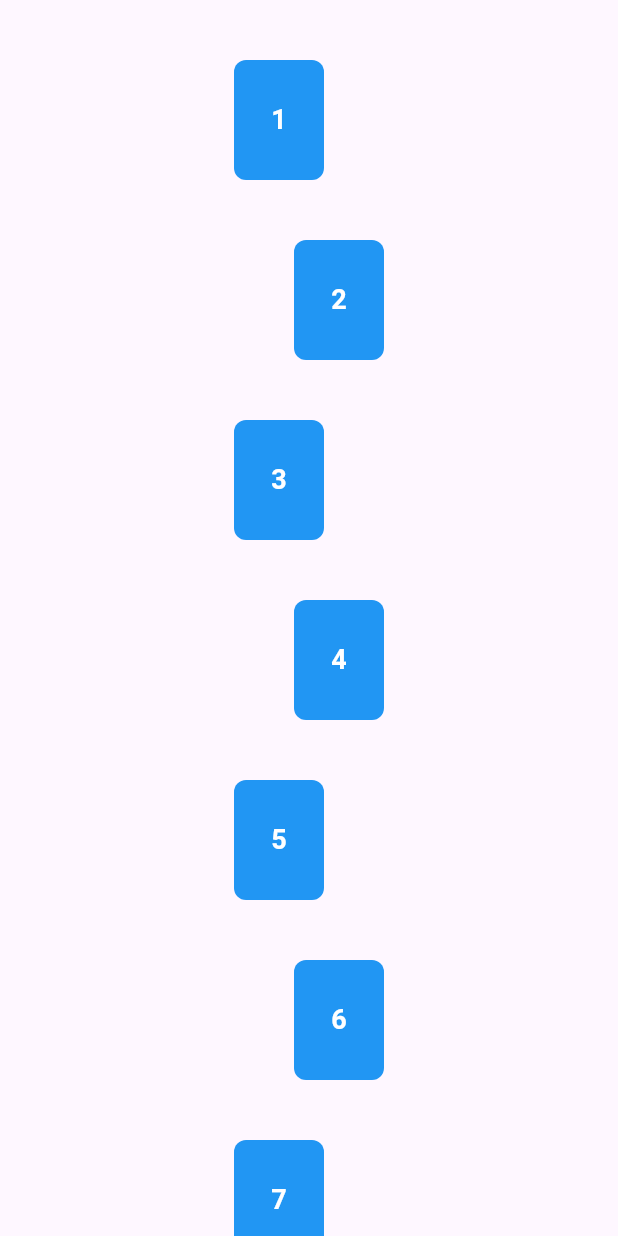
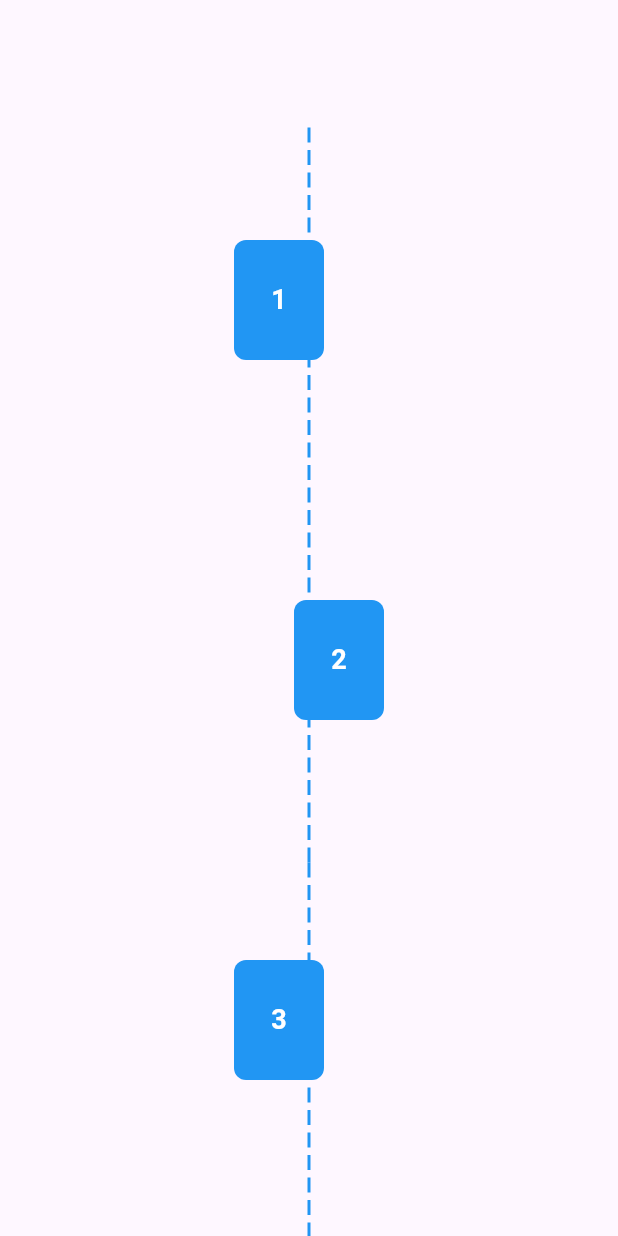
Before and after one commit to muffinboy19/gleoX, a Flutter app: the LearnScreen screen opened directly, on a phone screen of 412 x 824 dp. Run offline on Flutter 3.47's test engine with Material 3 defaults, Android fonts, the phone set to English and light mode, and no system bars; our stand-ins replace flutter_svg.

Commit message:
commit 3 Learn skeleton added

```diff
--- a/lib/Screen/learn_screen.dart
+++ b/lib/Screen/learn_screen.dart
@@ -5,9 +5,13 @@ class LearnScreen extends StatelessWidget {
 
   @override
   Widget build(BuildContext context) {
-    return const Scaffold(
+    return Scaffold(
       body: SingleChildScrollView(
-        child: PositionedWidgets(),
+        child: Column(
+          children: const [
+            PositionedWidgets(),
+          ],
+        ),
       ),
     );
   }
@@ -26,17 +30,23 @@ class _PositionedWidgetsState extends State<PositionedWidgets> {
 
   @override
   Widget build(BuildContext context) {
-    return Column(
+    return Stack(
+      children: [
+        CustomPaint(
+          size: Size(double.infinity, numberOfLessons * 200.0), // Adjust the size of the CustomPaint
+          painter: DashedLinePainter(numberOfLessons),
+        ),
+        Column(
           children: List.generate(
             numberOfLessons,
                 (index) {
-          const verticalSpacing = 40.0; // Vertical spacing between each card
+              const verticalSpacing = 160.0; // Increased vertical spacing between each card
               final horizontalDisplacement = (index % 2 == 0) ? -20.0 : 20.0; // Alternating horizontal displacement
 
               return Padding(
-            padding: const EdgeInsets.only(top: verticalSpacing),
+                padding: EdgeInsets.only(top: verticalSpacing),
                 child: Align(
-              alignment: const Alignment(0.0, 0.0),
+                  alignment: Alignment(0.0, 0.0),
                   child: Transform.translate(
                     offset: Offset(horizontalDisplacement, 0.0),
                     child: GestureDetector(
@@ -55,7 +65,41 @@ class _PositionedWidgetsState extends State<PositionedWidgets> {
               );
             },
           ),
+        ),
+      ],
     );
+  }
+}
+
+class DashedLinePainter extends CustomPainter {
+  final int numberOfLessons;
+
+  DashedLinePainter(this.numberOfLessons);
+
+  @override
+  void paint(Canvas canvas, Size size) {
+    Paint paint = Paint()
+      ..color = Colors.blue
+      ..strokeWidth = 2;
+
+    double dashWidth = 10;
+    double dashSpace = 5;
+    double startY = 80; // Start from the first card's height
+    double startX = size.width / 2;
+
+    for (int i = 0; i < numberOfLessons; i++) {
+      double cardCenterY = startY + i * 160; // Adjust to start from the first card and space out vertically
+      while (startY < cardCenterY) {
+        canvas.drawLine(Offset(startX, startY), Offset(startX, startY + dashWidth), paint);
+        startY += dashWidth + dashSpace;
+      }
+      startY = cardCenterY + dashSpace; // Move to the next card
+    }
+  }
+
+  @override
+  bool shouldRepaint(CustomPainter oldDelegate) {
+    return false;
   }
 }
 
@@ -68,11 +112,15 @@ class LessonWidget extends StatelessWidget {
   @override
   Widget build(BuildContext context) {
     return Container(
-      width: 60, // Reduced width for each card
+      width: 60,
       height: 80,
       decoration: BoxDecoration(
         color: selected ? Colors.green : Colors.blue,
         borderRadius: BorderRadius.circular(8),
+        border: Border.all(
+          color: selected ? Colors.red : Colors.transparent, // Change border color when selected
+          width: 3,
+        ),
       ),
       child: Center(
         child: Text(
```
Lines whose indentation alone changed are shown as unchanged.
